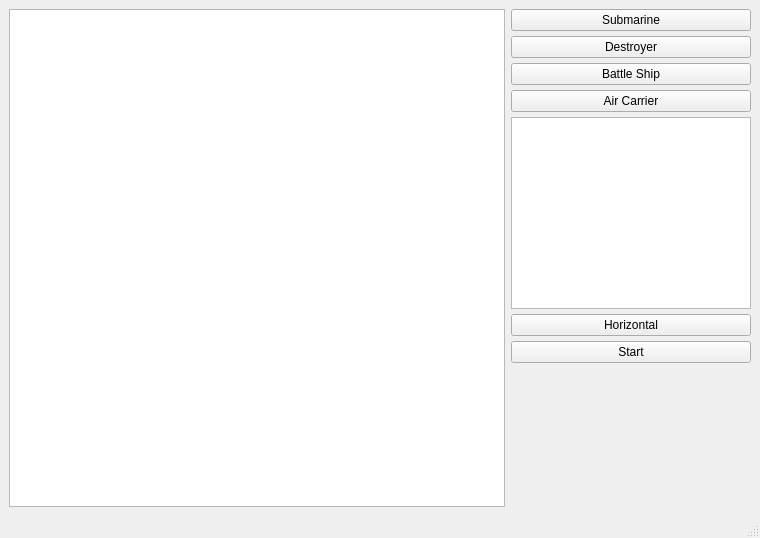
MisterHyde/Ship_Happens, file Gui/setwindow.ui: the form before one commit.
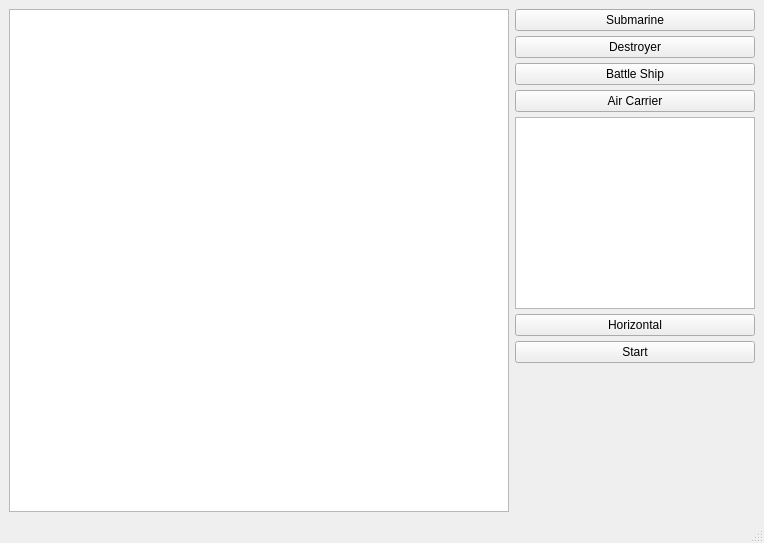
The form after the commit. Icons and pictures are not drawn.

```diff
--- a/Gui/setwindow.ui
+++ b/Gui/setwindow.ui
@@ -9,8 +9,8 @@
    <rect>
     <x>0</x>
     <y>0</y>
-    <width>760</width>
-    <height>538</height>
+    <width>764</width>
+    <height>543</height>
    </rect>
   </property>
   <property name="sizePolicy">
```
Left out of the diff: 4 changed lines with no effect on the pictures.
